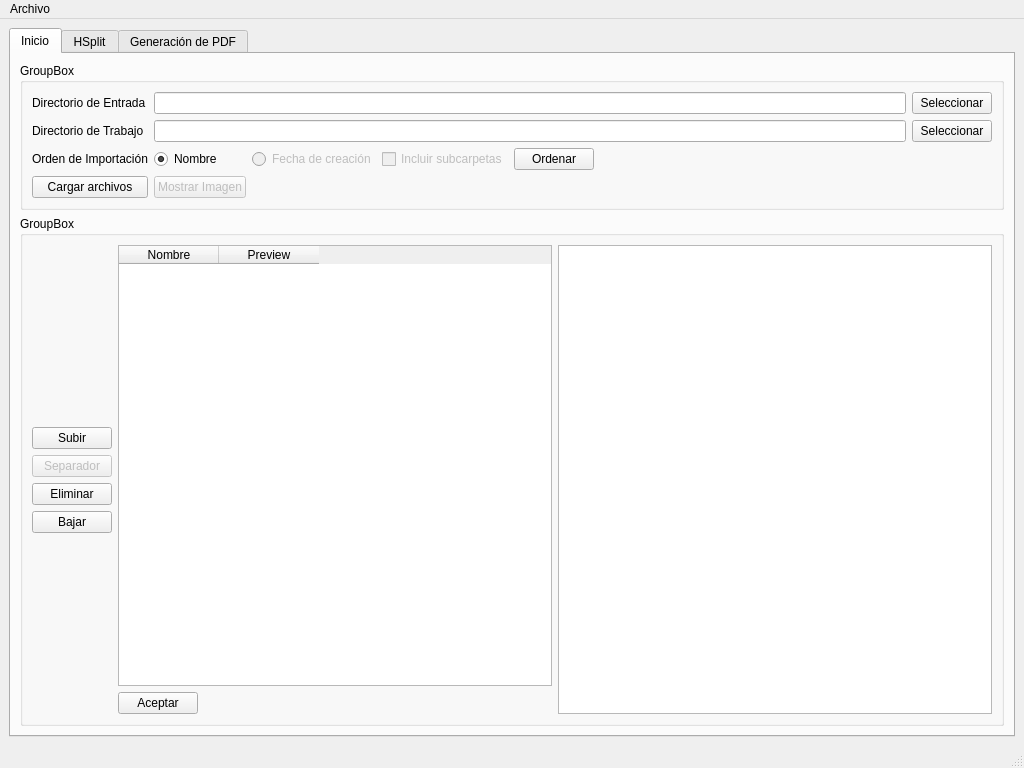
Old version of the form gui/mainWindow.ui in the repository robante15/MangaPDFPrintable.
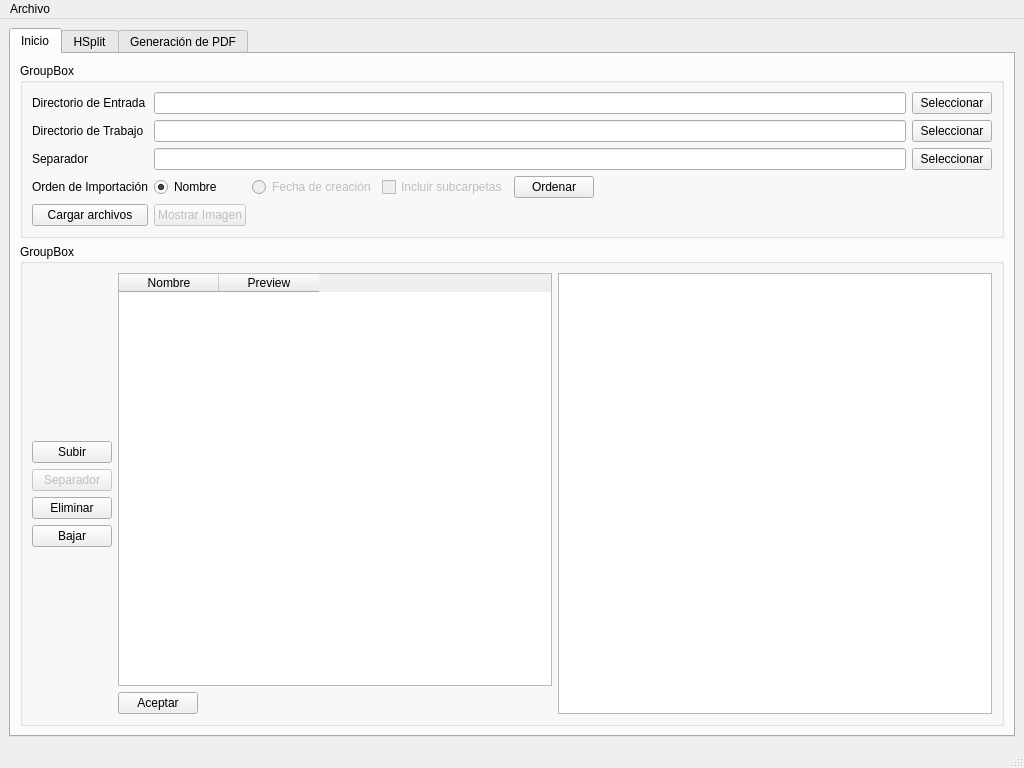
New version of the form.

Commit message:
Mejoras en GUI
+ Mejoras en la alineación de la interfáz
+ Requerimientos.txt
+ Solución de crasheo

What changed in the file:
```diff
--- a/gui/mainWindow.ui
+++ b/gui/mainWindow.ui
@@ -33,13 +33,10 @@
           <layout class="QVBoxLayout" name="verticalLayout">
            <item>
             <layout class="QGridLayout" name="gridLayout_2">
-             <item row="2" column="3">
-              <widget class="QCheckBox" name="sort_includeSubfolder">
-               <property name="enabled">
-                <bool>false</bool>
-               </property>
+             <item row="0" column="0">
+              <widget class="QLabel" name="lbl_inputFolder">
                <property name="text">
-                <string>Incluir subcarpetas</string>
+                <string>Directorio de Entrada</string>
                </property>
               </widget>
              </item>
@@ -50,48 +47,31 @@
                </property>
               </widget>
              </item>
-             <item row="3" column="0">
+             <item row="3" column="3">
+              <widget class="QCheckBox" name="sort_includeSubfolder">
+               <property name="enabled">
+                <bool>false</bool>
+               </property>
+               <property name="text">
+                <string>Incluir subcarpetas</string>
+               </property>
+              </widget>
+             </item>
+             <item row="4" column="0">
               <widget class="QPushButton" name="btn_loadFolderFiles">
                <property name="text">
                 <string>Cargar archivos</string>
                </property>
               </widget>
              </item>
-             <item row="0" column="0">
-              <widget class="QLabel" name="lbl_inputFolder">
-               <property name="text">
-                <string>Directorio de Entrada</string>
-               </property>
-              </widget>
-             </item>
-             <item row="3" column="1">
-              <widget class="QPushButton" name="btn_ShowPicture">
-               <property name="enabled">
-                <bool>false</bool>
-               </property>
-               <property name="text">
-                <string>Mostrar Imagen</string>
-               </property>
-              </widget>
-             </item>
-             <item row="2" column="2">
-              <widget class="QRadioButton" name="rbtn_sortCreationDate">
-               <property name="enabled">
-                <bool>false</bool>
-               </property>
-               <property name="text">
-                <string>Fecha de creación</string>
-               </property>
-              </widget>
-             </item>
-             <item row="2" column="0">
+             <item row="3" column="0">
               <widget class="QLabel" name="lbl_sortOrder">
                <property name="text">
                 <string>Orden de Importación</string>
                </property>
               </widget>
              </item>
-             <item row="2" column="1">
+             <item row="3" column="1">
               <widget class="QRadioButton" name="rbtn_sortName">
                <property name="enabled">
                 <bool>true</bool>
@@ -104,14 +84,34 @@
                </property>
               </widget>
              </item>
-             <item row="2" column="4">
+             <item row="3" column="2">
+              <widget class="QRadioButton" name="rbtn_sortCreationDate">
+               <property name="enabled">
+                <bool>false</bool>
+               </property>
+               <property name="text">
+                <string>Fecha de creación</string>
+               </property>
+              </widget>
+             </item>
+             <item row="4" column="1">
+              <widget class="QPushButton" name="btn_ShowPicture">
+               <property name="enabled">
+                <bool>false</bool>
+               </property>
+               <property name="text">
+                <string>Mostrar Imagen</string>
+               </property>
+              </widget>
+             </item>
+             <item row="3" column="4">
               <widget class="QPushButton" name="btn_sortMainList">
                <property name="text">
                 <string>Ordenar</string>
                </property>
               </widget>
              </item>
-             <item row="2" column="5">
+             <item row="3" column="5">
               <spacer name="horizontalSpacer">
                <property name="orientation">
                 <enum>Qt::Horizontal</enum>
@@ -144,6 +144,23 @@
              <item row="1" column="1" colspan="5">
               <widget class="QLineEdit" name="txt_workingDirectory"/>
              </item>
+             <item row="2" column="0">
+              <widget class="QLabel" name="label">
+               <property name="text">
+                <string>Separador</string>
+               </property>
+              </widget>
+             </item>
+             <item row="2" column="1" colspan="5">
+              <widget class="QLineEdit" name="lineEdit"/>
+             </item>
+             <item row="2" column="6">
+              <widget class="QPushButton" name="pushButton_4">
+               <property name="text">
+                <string>Seleccionar</string>
+               </property>
+              </widget>
+             </item>
             </layout>
            </item>
           </layout>
```
Left out of the diff: 16 changed lines with no effect on the pictures. The commit also changes 4 other files.
